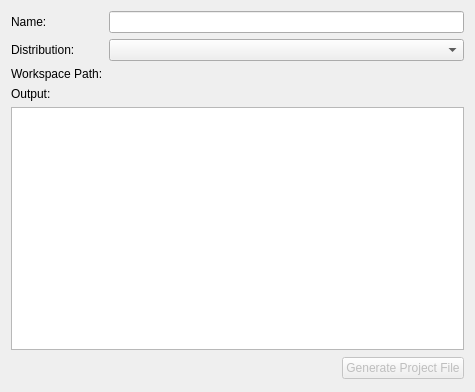
ros-industrial/ros_qtc_plugin, file src/project_manager/ros_import_wizard_page.ui: the form before one commit.
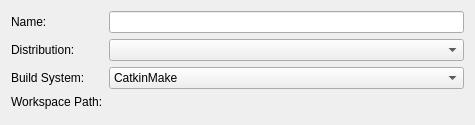
The form after the commit. Custom widgets are drawn as their Qt base class.

The edit to the form file:
```diff
--- a/src/project_manager/ros_import_wizard_page.ui
+++ b/src/project_manager/ros_import_wizard_page.ui
@@ -7,7 +7,7 @@
     <x>0</x>
     <y>0</y>
     <width>475</width>
-    <height>392</height>
+    <height>125</height>
    </rect>
   </property>
   <property name="sizePolicy">
@@ -42,128 +42,6 @@
    <item row="0" column="1">
     <widget class="Utils::FileNameValidatingLineEdit" name="nameLineEdit"/>
    </item>
-   <item row="2" column="0">
-    <widget class="QLabel" name="workspaceLabel">
-     <property name="text">
-      <string>Workspace Path:</string>
-     </property>
-    </widget>
-   </item>
-   <item row="2" column="1">
-    <widget class="Utils::PathChooser" name="pathChooser" native="true"/>
-   </item>
-   <item row="3" column="0">
-    <widget class="QLabel" name="outputLabel">
-     <property name="text">
-      <string>Output:</string>
-     </property>
-    </widget>
-   </item>
-   <item row="4" column="0" colspan="2">
-    <widget class="QTextEdit" name="outputTextEdit">
-     <property name="sizePolicy">
-      <sizepolicy hsizetype="Expanding" vsizetype="Expanding">
-       <horstretch>0</horstretch>
-       <verstretch>1</verstretch>
-      </sizepolicy>
-     </property>
-     <property name="documentTitle">
-      <string/>
-     </property>
-     <property name="lineWrapMode">
-      <enum>QTextEdit::NoWrap</enum>
-     </property>
-     <property name="lineWrapColumnOrWidth">
-      <number>0</number>
-     </property>
-     <property name="readOnly">
-      <bool>true</bool>
-     </property>
-    </widget>
-   </item>
-   <item row="5" column="1">
-    <widget class="QFrame" name="frame">
-     <property name="sizePolicy">
-      <sizepolicy hsizetype="Preferred" vsizetype="Fixed">
-       <horstretch>0</horstretch>
-       <verstretch>0</verstretch>
-      </sizepolicy>
-     </property>
-     <property name="minimumSize">
-      <size>
-       <width>0</width>
-       <height>25</height>
-      </size>
-     </property>
-     <property name="maximumSize">
-      <size>
-       <width>16777215</width>
-       <height>25</height>
-      </size>
-     </property>
-     <property name="layoutDirection">
-      <enum>Qt::LeftToRight</enum>
-     </property>
-     <property name="frameShape">
-      <enum>QFrame::NoFrame</enum>
-     </property>
-     <property name="frameShadow">
-      <enum>QFrame::Raised</enum>
-     </property>
-     <layout class="QHBoxLayout" name="horizontalLayout">
-      <property name="spacing">
-       <number>0</number>
-      </property>
-      <property name="leftMargin">
-       <number>0</number>
-      </property>
-      <property name="topMargin">
-       <number>0</number>
-      </property>
-      <property name="rightMargin">
-       <number>0</number>
-      </property>
-      <property name="bottomMargin">
-       <number>0</number>
-      </property>
-      <item>
-       <spacer name="horizontalSpacer">
-        <property name="orientation">
-         <enum>Qt::Horizontal</enum>
-        </property>
-        <property name="sizeHint" stdset="0">
-         <size>
-          <width>40</width>
-          <height>20</height>
-         </size>
-        </property>
-       </spacer>
-      </item>
-      <item>
-       <widget class="QPushButton" name="generateProjectFileButton">
-        <property name="enabled">
-         <bool>false</bool>
-        </property>
-        <property name="sizePolicy">
-         <sizepolicy hsizetype="Fixed" vsizetype="Fixed">
-          <horstretch>0</horstretch>
-          <verstretch>0</verstretch>
-         </sizepolicy>
-        </property>
-        <property name="maximumSize">
-         <size>
-          <width>200</width>
-          <height>16777215</height>
-         </size>
-        </property>
-        <property name="text">
-         <string>Generate Project File</string>
-        </property>
-       </widget>
-      </item>
-     </layout>
-    </widget>
-   </item>
    <item row="1" column="0">
     <widget class="QLabel" name="distributionLabel">
      <property name="text">
@@ -174,6 +52,37 @@
    <item row="1" column="1">
     <widget class="QComboBox" name="distributionComboBox"/>
    </item>
+   <item row="2" column="0">
+    <widget class="QLabel" name="buildSystemLabel">
+     <property name="text">
+      <string>Build System:</string>
+     </property>
+    </widget>
+   </item>
+   <item row="2" column="1">
+    <widget class="QComboBox" name="buildSystemComboBox">
+     <item>
+      <property name="text">
+       <string>CatkinMake</string>
+      </property>
+     </item>
+     <item>
+      <property name="text">
+       <string>CatkinTools</string>
+      </property>
+     </item>
+    </widget>
+   </item>
+   <item row="3" column="0">
+    <widget class="QLabel" name="workspaceLabel">
+     <property name="text">
+      <string>Workspace Path:</string>
+     </property>
+    </widget>
+   </item>
+   <item row="3" column="1">
+    <widget class="Utils::PathChooser" name="pathChooser" native="true"/>
+   </item>
   </layout>
  </widget>
  <customwidgets>
```
